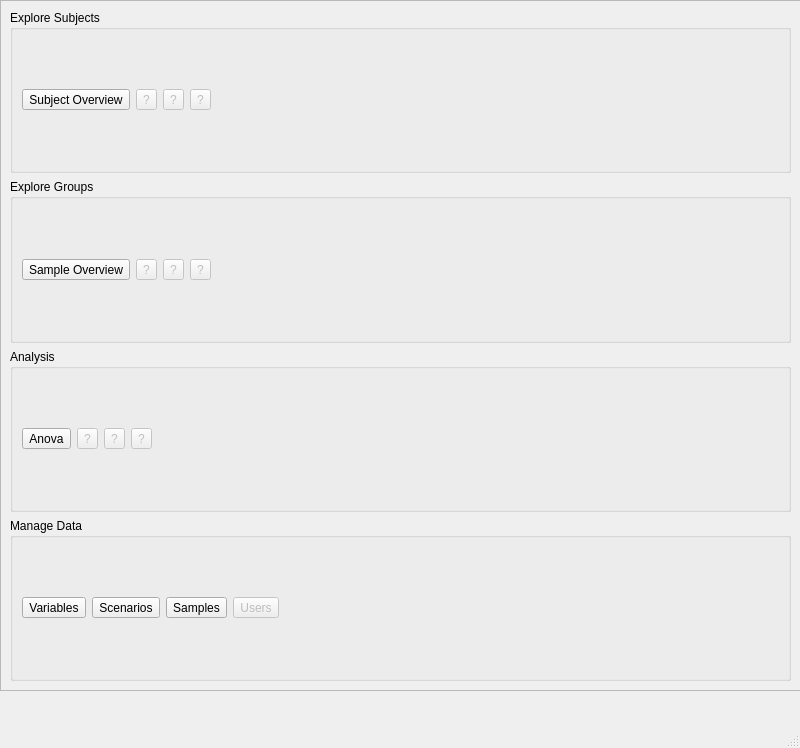
This is braviz/interaction/qt_guis/menu2.ui in diego0020/braviz-app as Qt 5 draws it before an edit. The edited form follows.
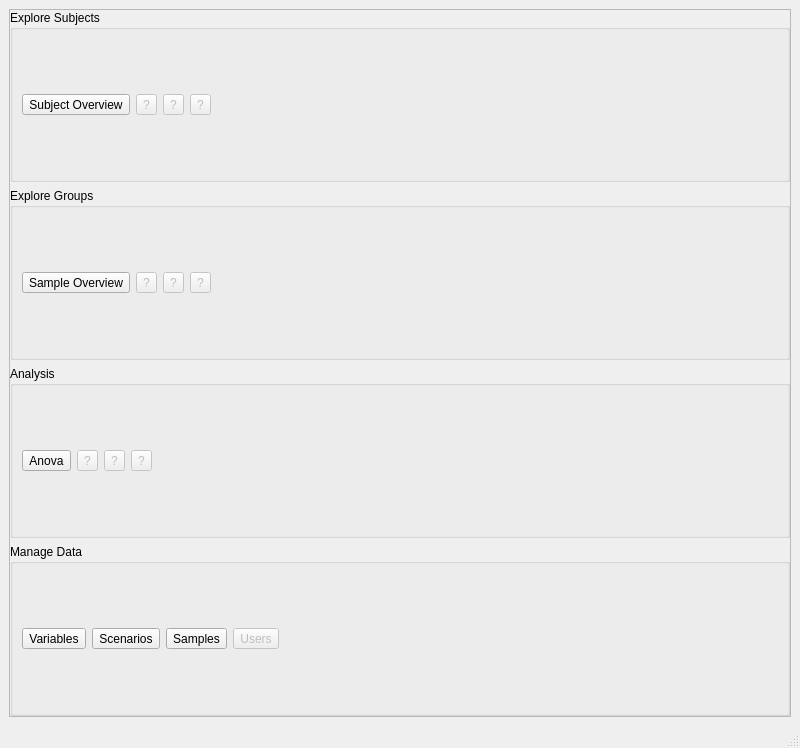
This is the edited form. Icons and pictures are not drawn.

Commit message: added layout to menu again

What changed in the file:
```diff
--- a/braviz/interaction/qt_guis/menu2.ui
+++ b/braviz/interaction/qt_guis/menu2.ui
@@ -37,15 +37,9 @@
    <enum>Qt::ToolButtonTextUnderIcon</enum>
   </property>
   <widget class="QWidget" name="centralwidget">
+   <layout class="QVBoxLayout" name="verticalLayout_2">
+    <item>
    <widget class="QFrame" name="frame_2">
-    <property name="geometry">
-     <rect>
-      <x>0</x>
-      <y>0</y>
-      <width>801</width>
-      <height>691</height>
-     </rect>
-    </property>
     <property name="sizePolicy">
      <sizepolicy hsizetype="Expanding" vsizetype="Expanding">
       <horstretch>0</horstretch>
@@ -59,6 +53,18 @@
      <enum>QFrame::Raised</enum>
     </property>
     <layout class="QVBoxLayout" name="verticalLayout">
+       <property name="leftMargin">
+        <number>0</number>
+       </property>
+       <property name="topMargin">
+        <number>0</number>
+       </property>
+       <property name="rightMargin">
+        <number>0</number>
+       </property>
+       <property name="bottomMargin">
+        <number>0</number>
+       </property>
      <item>
       <widget class="QGroupBox" name="groupBox">
        <property name="title">
@@ -524,6 +530,8 @@
      </item>
     </layout>
    </widget>
+    </item>
+   </layout>
   </widget>
   <widget class="QMenuBar" name="menubar">
    <property name="geometry">
```
Lines whose indentation alone changed are shown as unchanged.
